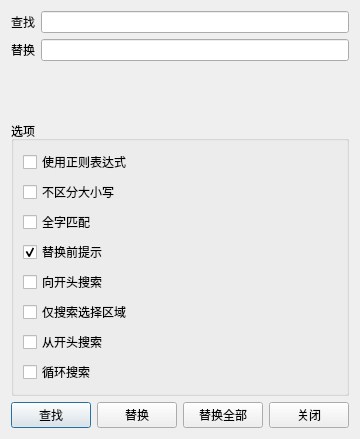
Before: the Qt Designer form findreplace.ui in neko-para/qdevcpp, drawn with Qt 5.
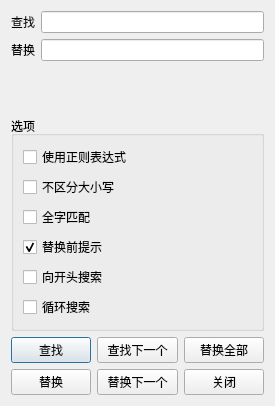
After: the same form once the commit is applied.

Commit message: change find replace. need rewrite

The edit to the form file:
```diff
--- a/findreplace.ui
+++ b/findreplace.ui
@@ -6,8 +6,8 @@
    <rect>
     <x>0</x>
     <y>0</y>
-    <width>358</width>
-    <height>439</height>
+    <width>275</width>
+    <height>406</height>
    </rect>
   </property>
   <property name="windowTitle">
@@ -82,20 +82,6 @@
         </property>
        </widget>
       </item>
-      <item>
-       <widget class="QCheckBox" name="onlyInSelected">
-        <property name="text">
-         <string>仅搜索选择区域</string>
-        </property>
-       </widget>
-      </item>
-      <item>
-       <widget class="QCheckBox" name="startAtBegin">
-        <property name="text">
-         <string>从开头搜索</string>
-        </property>
-       </widget>
-      </item>
       <item>
        <widget class="QCheckBox" name="wrap">
         <property name="text">
@@ -107,35 +93,49 @@
     </widget>
    </item>
    <item>
-    <layout class="QHBoxLayout" name="horizontalLayout">
-     <item>
+    <layout class="QGridLayout" name="gridLayout">
+     <item row="1" column="0">
       <widget class="QPushButton" name="find">
        <property name="text">
         <string>查找</string>
        </property>
       </widget>
      </item>
-     <item>
-      <widget class="QPushButton" name="replace">
-       <property name="text">
-        <string>替换</string>
-       </property>
-      </widget>
-     </item>
-     <item>
-      <widget class="QPushButton" name="replaceAll">
-       <property name="text">
-        <string>替换全部</string>
-       </property>
-      </widget>
-     </item>
-     <item>
+     <item row="2" column="4">
       <widget class="QPushButton" name="close">
        <property name="text">
         <string>关闭</string>
        </property>
       </widget>
      </item>
+     <item row="2" column="2">
+      <widget class="QPushButton" name="replaceNext">
+       <property name="text">
+        <string>替换下一个</string>
+       </property>
+      </widget>
+     </item>
+     <item row="1" column="4">
+      <widget class="QPushButton" name="replaceAll">
+       <property name="text">
+        <string>替换全部</string>
+       </property>
+      </widget>
+     </item>
+     <item row="1" column="2">
+      <widget class="QPushButton" name="findNext">
+       <property name="text">
+        <string>查找下一个</string>
+       </property>
+      </widget>
+     </item>
+     <item row="2" column="0">
+      <widget class="QPushButton" name="replace">
+       <property name="text">
+        <string>替换</string>
+       </property>
+      </widget>
+     </item>
     </layout>
    </item>
   </layout>
```
The commit also changes 2 other files.
